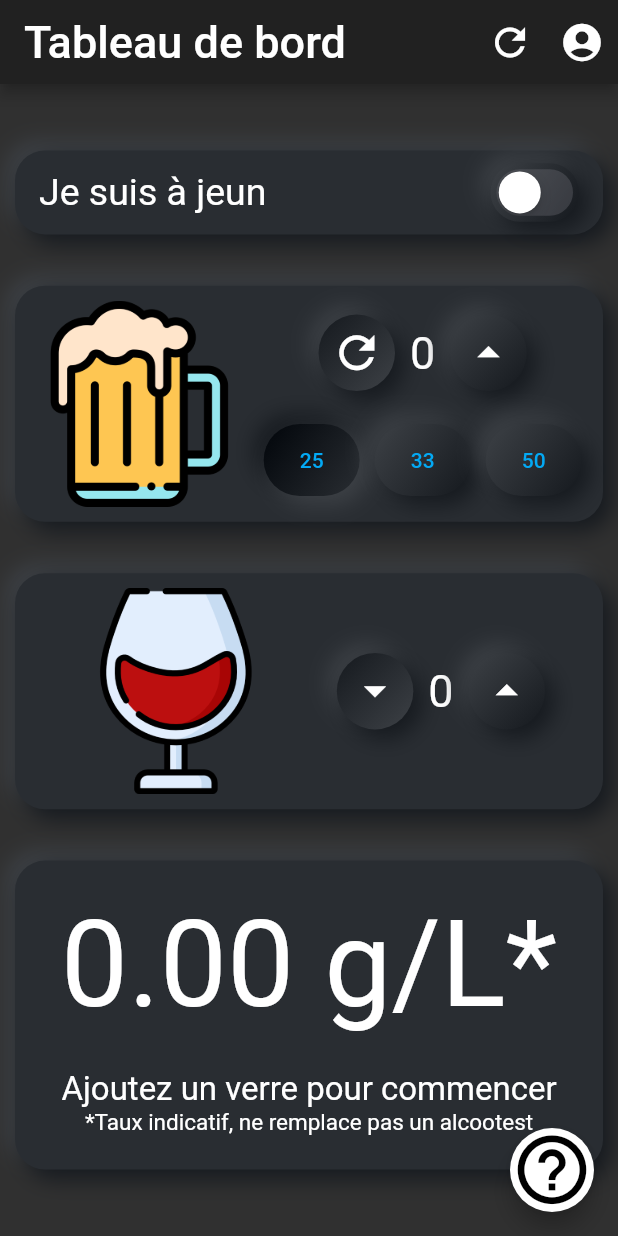
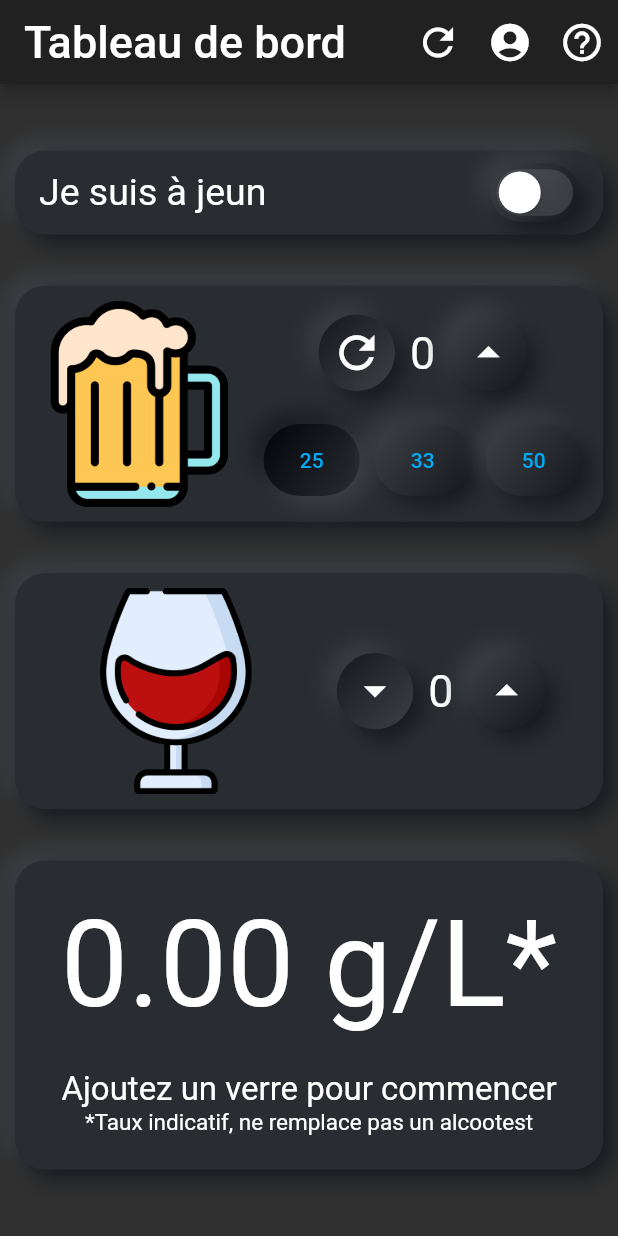
Before and after one commit to cdudit/suis-je-sam, a Flutter app: the screen it shows after launch, on a phone screen of 412 x 824 dp. Run offline on Flutter 3.47's test engine with Material 2 defaults, Android fonts, the phone set to English and light mode, and no system bars; drawn by our look-alikes of clay_containers; our stand-ins replace shared_preferences.

Commit message:
changement endroit dialogue d'aide

```diff
--- a/lib/pages/dashboard.dart
+++ b/lib/pages/dashboard.dart
@@ -93,6 +93,7 @@ class _DashboardState extends State<Dashboard> {
               }),
               icon: Icon(Icons.account_circle, color: Colors.white),
               iconSize: 30),
+          IconButton(onPressed: helpDialog, icon: Icon(Icons.help_outline), iconSize: 30)
         ],
       ),
       body: Center(
@@ -305,13 +306,6 @@ class _DashboardState extends State<Dashboard> {
           ),
         ),
       ),
-      floatingActionButton: FloatingActionButton(
-        heroTag: "helpBtn",
-        foregroundColor: Colors.black,
-        backgroundColor: Colors.white,
-        onPressed: helpDialog,
-        child: Icon(Icons.help_outline, size: 55),
-      ),
     );
   }
 
```
